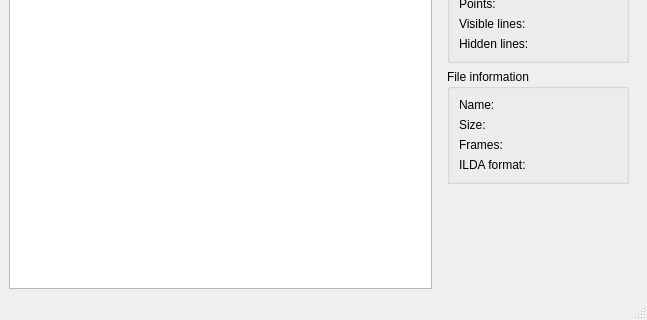
Old version of the form trunk/src/MainWindow.ui in the repository themarcassin/zilda; both pictures show x 0 to 647 and y 291 to 611 of the 647 by 611 pixel window.
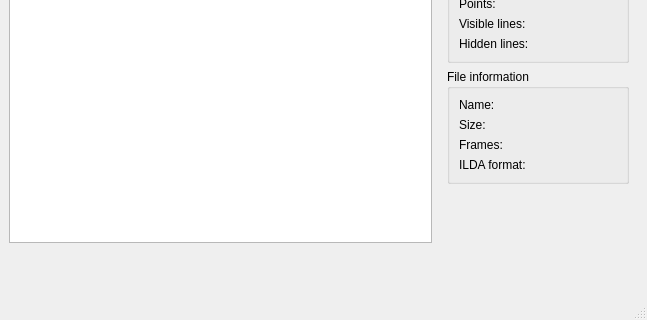
New version of the form. Icons and pictures are not drawn. Custom widgets are drawn as their Qt base class.

Commit message: Added a time bar

```diff
--- a/trunk/src/MainWindow.ui
+++ b/trunk/src/MainWindow.ui
@@ -20,6 +20,8 @@
   <widget class="QWidget" name="centralwidget">
    <layout class="QHBoxLayout" name="horizontalLayout_2">
     <item>
+     <layout class="QVBoxLayout" name="verticalLayout_4">
+      <item>
      <widget class="QGraphicsView" name="graphicsView">
       <property name="verticalScrollBarPolicy">
        <enum>Qt::ScrollBarAlwaysOff</enum>
@@ -51,6 +53,21 @@
      </widget>
     </item>
     <item>
+       <widget class="TimeBar" name="widget_2" native="true">
+        <property name="minimumSize">
+         <size>
+          <width>0</width>
+          <height>40</height>
+         </size>
+        </property>
+        <property name="locale">
+         <locale language="C" country="AnyCountry"/>
+        </property>
+       </widget>
+      </item>
+     </layout>
+    </item>
+    <item>
      <widget class="QWidget" name="widget" native="true">
       <property name="sizePolicy">
        <sizepolicy hsizetype="Fixed" vsizetype="Preferred">
@@ -408,6 +425,14 @@
    </property>
   </action>
  </widget>
+ <customwidgets>
+  <customwidget>
+   <class>TimeBar</class>
+   <extends>QWidget</extends>
+   <header>TimeBar.h</header>
+   <container>1</container>
+  </customwidget>
+ </customwidgets>
  <resources>
   <include location="../zilda.qrc"/>
  </resources>
```
Left out of the diff: 2 changed lines with no effect on the pictures. Lines whose indentation alone changed are shown as unchanged. The commit also changes 9 other files.
